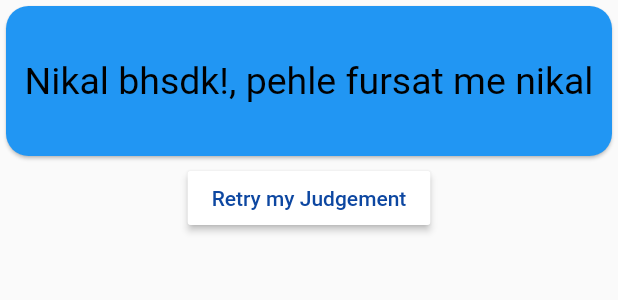
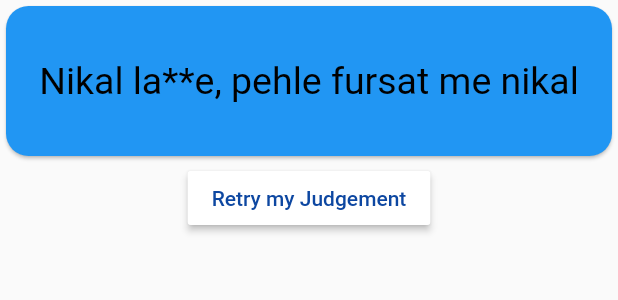
Before and after one commit to Techno-Disaster/Judgement, a Flutter app: the Result widget shown alone on an empty page, opened directly with empty values, on a phone screen of 412 x 824 dp. Shown: the top 300 px of the screen. Run offline on Flutter 3.47's test engine with Material 2 defaults, Android fonts, the phone set to English and light mode, and no system bars.

Commit message:
firse typo

```diff
--- a/lib/result.dart
+++ b/lib/result.dart
@@ -9,7 +9,7 @@ class Result extends StatelessWidget {
   String get resultPhrase {
     var resultText;
     if (resultScore <= 40) {
-      resultText = "Nikal bhsdk!, pehle fursat me nikal";
+      resultText = "Nikal la**e, pehle fursat me nikal";
      } else if (resultScore <= 50) {
       resultText = "Try harder bich";
     } else if (resultScore <= 60) {
```
